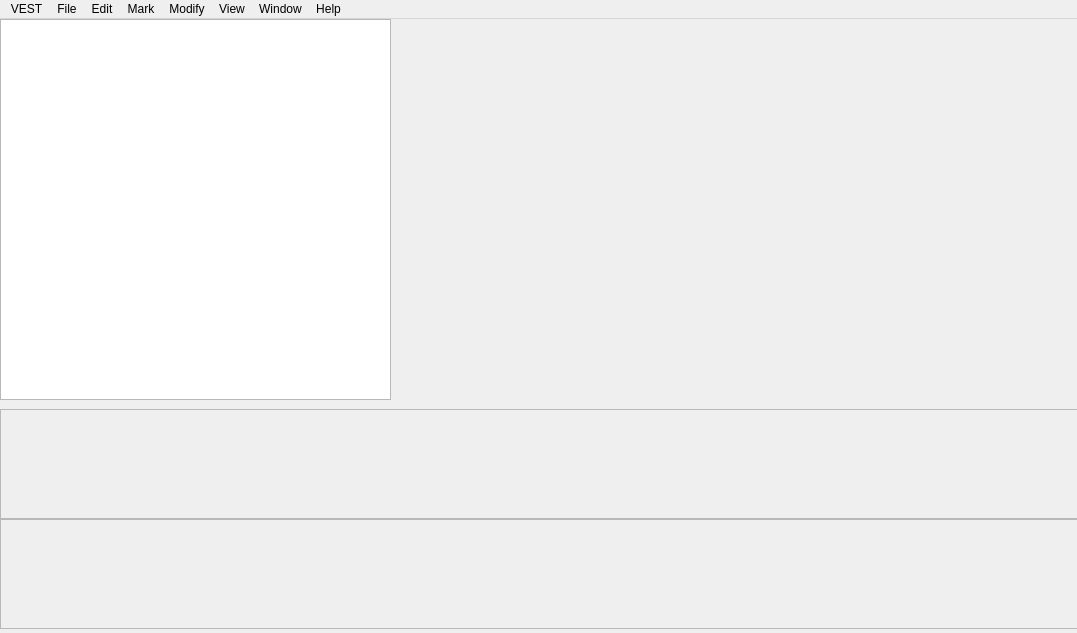
Qt form src/gui/videoeditor.ui (vrushank-agrawal/CSE201-VCREST-) before a commit.
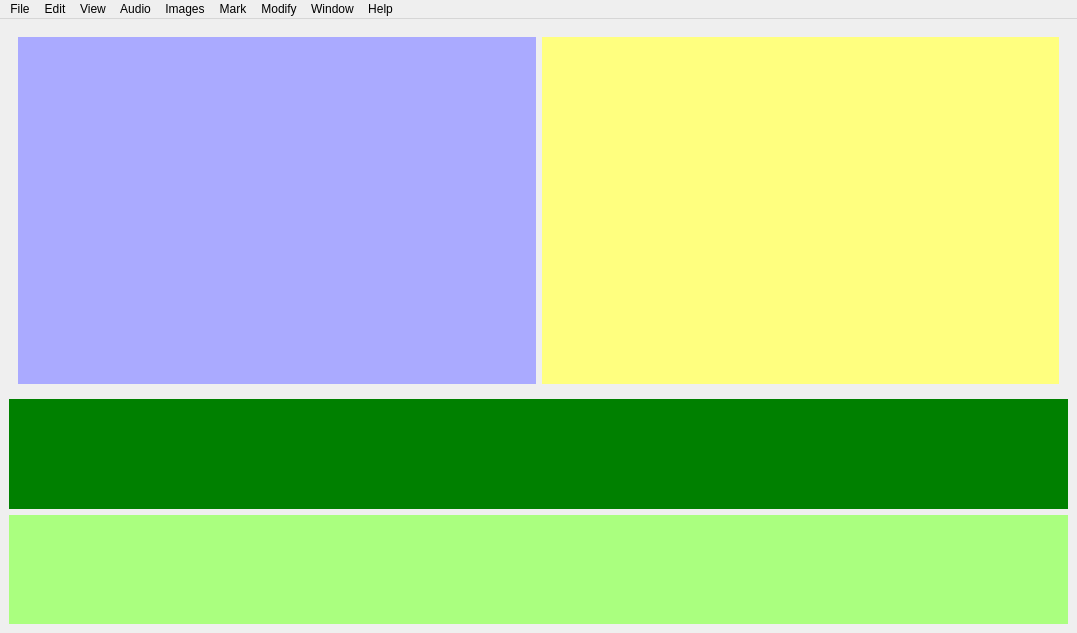
The same form after that commit.

```diff
--- a/src/gui/videoeditor.ui
+++ b/src/gui/videoeditor.ui
@@ -14,58 +14,72 @@
    <string>VideoEditor</string>
   </property>
   <widget class="QWidget" name="centralwidget">
-   <widget class="QFrame" name="frame_2">
-    <property name="geometry">
-     <rect>
-      <x>0</x>
-      <y>499</y>
-      <width>1081</width>
-      <height>111</height>
-     </rect>
-    </property>
-    <property name="frameShape">
-     <enum>QFrame::StyledPanel</enum>
-    </property>
-    <property name="frameShadow">
-     <enum>QFrame::Raised</enum>
-    </property>
-   </widget>
-   <widget class="QFrame" name="frame_3">
-    <property name="geometry">
-     <rect>
-      <x>0</x>
-      <y>390</y>
-      <width>1081</width>
-      <height>111</height>
-     </rect>
-    </property>
-    <property name="frameShape">
-     <enum>QFrame::StyledPanel</enum>
-    </property>
-    <property name="frameShadow">
-     <enum>QFrame::Raised</enum>
-    </property>
-   </widget>
-   <widget class="QListView" name="listView">
-    <property name="geometry">
-     <rect>
-      <x>0</x>
-      <y>0</y>
-      <width>391</width>
-      <height>381</height>
-     </rect>
-    </property>
-   </widget>
-   <widget class="QWidget" name="widget" native="true">
-    <property name="geometry">
-     <rect>
-      <x>400</x>
-      <y>0</y>
-      <width>671</width>
-      <height>381</height>
-     </rect>
-    </property>
-   </widget>
+   <layout class="QVBoxLayout" name="verticalLayout_5">
+    <item>
+     <widget class="QWidget" name="imgEditor" native="true">
+      <property name="sizePolicy">
+       <sizepolicy hsizetype="Preferred" vsizetype="Preferred">
+        <horstretch>0</horstretch>
+        <verstretch>10</verstretch>
+       </sizepolicy>
+      </property>
+      <layout class="QHBoxLayout" name="horizontalLayout_5" stretch="0,0">
+       <item>
+        <widget class="QWidget" name="imgThumbnail" native="true">
+         <property name="sizePolicy">
+          <sizepolicy hsizetype="Preferred" vsizetype="Preferred">
+           <horstretch>0</horstretch>
+           <verstretch>20</verstretch>
+          </sizepolicy>
+         </property>
+         <property name="styleSheet">
+          <string notr="true">background: rgb(0, 85, 0)rgb(170, 170, 255)</string>
+         </property>
+        </widget>
+       </item>
+       <item>
+        <widget class="QWidget" name="imgPreview" native="true">
+         <property name="sizePolicy">
+          <sizepolicy hsizetype="Preferred" vsizetype="Preferred">
+           <horstretch>0</horstretch>
+           <verstretch>20</verstretch>
+          </sizepolicy>
+         </property>
+         <property name="styleSheet">
+          <string notr="true">background: rgb(255, 255, 127)</string>
+         </property>
+        </widget>
+       </item>
+      </layout>
+     </widget>
+    </item>
+    <item>
+     <widget class="QWidget" name="audioSlider" native="true">
+      <property name="sizePolicy">
+       <sizepolicy hsizetype="Preferred" vsizetype="Preferred">
+        <horstretch>0</horstretch>
+        <verstretch>3</verstretch>
+       </sizepolicy>
+      </property>
+      <property name="styleSheet">
+       <string notr="true">background: green</string>
+      </property>
+     </widget>
+    </item>
+    <item>
+     <widget class="QWidget" name="imgSlider" native="true">
+      <property name="sizePolicy">
+       <sizepolicy hsizetype="Preferred" vsizetype="Preferred">
+        <horstretch>0</horstretch>
+        <verstretch>3</verstretch>
+       </sizepolicy>
+      </property>
+      <property name="styleSheet">
+       <string notr="true">background: rgb(170, 255, 127)</string>
+      </property>
+     </widget>
+    </item>
+   </layout>
   </widget>
   <widget class="QMenuBar" name="menuBar">
    <property name="geometry">
@@ -73,7 +87,7 @@
      <x>0</x>
      <y>0</y>
      <width>1077</width>
-     <height>22</height>
+     <height>20</height>
     </rect>
    </property>
    <widget class="QMenu" name="menuFile">
@@ -203,24 +217,6 @@
     <addaction name="separator"/>
     <addaction name="actionService_and_Support"/>
    </widget>
-   <widget class="QMenu" name="menuVEST">
-    <property name="title">
-     <string>VEST</string>
-    </property>
-    <addaction name="actionAbout_VEST"/>
-    <addaction name="separator"/>
-    <addaction name="actionPreferences"/>
-    <addaction name="separator"/>
-    <addaction name="actionProvide_VEST_Feedback"/>
-    <addaction name="separator"/>
-    <addaction name="actionServices"/>
-    <addaction name="separator"/>
-    <addaction name="actionHide_VEST"/>
-    <addaction name="actionHide_Others"/>
-    <addaction name="actionShow_All"/>
-    <addaction name="separator"/>
-    <addaction name="actionQuit_VEST"/>
-   </widget>
    <widget class="QMenu" name="menuModify">
     <property name="title">
      <string>Modify</string>
@@ -256,12 +252,25 @@
     <addaction name="actionAdd_Marker"/>
     <addaction name="actionDelete_Marker"/>
    </widget>
-   <addaction name="menuVEST"/>
+   <widget class="QMenu" name="menuAudio">
+    <property name="title">
+     <string>Audio</string>
+    </property>
+    <addaction name="actionEdit"/>
+   </widget>
+   <widget class="QMenu" name="menuImages">
+    <property name="title">
+     <string>Images</string>
+    </property>
+    <addaction name="actionImages"/>
+   </widget>
    <addaction name="menuFile"/>
    <addaction name="menuEdit"/>
+   <addaction name="menuView"/>
+   <addaction name="menuAudio"/>
+   <addaction name="menuImages"/>
    <addaction name="menuMark"/>
    <addaction name="menuModify"/>
-   <addaction name="menuView"/>
    <addaction name="menuWindow"/>
    <addaction name="menuHelp"/>
   </widget>
```
Left out of the diff: 20 changed lines with no effect on the pictures.
